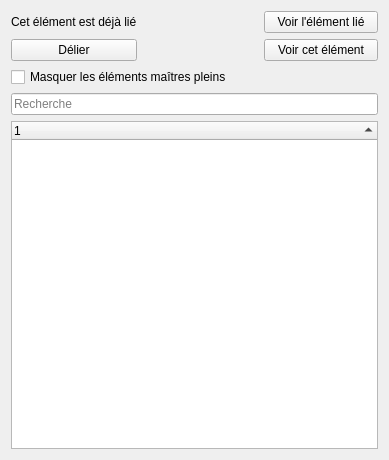
Before: the Qt Designer form sources/ui/linksingleelementwidget.ui in qelectrotech/qelectrotech-source-mirror, drawn with Qt 5.
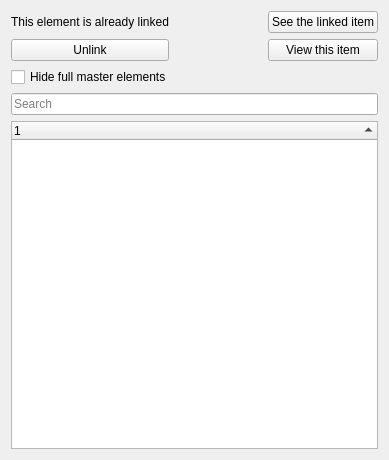
After: the same form once the commit is applied.

What changed in the file:
```diff
--- a/sources/ui/linksingleelementwidget.ui
+++ b/sources/ui/linksingleelementwidget.ui
@@ -17,7 +17,7 @@
    <item row="1" column="2">
     <widget class="QPushButton" name="m_show_this_pb">
      <property name="text">
-      <string>Voir cet élément</string>
+      <string>View this item</string>
      </property>
     </widget>
    </item>
@@ -39,35 +39,35 @@
    <item row="1" column="0">
     <widget class="QPushButton" name="m_unlink_pb">
      <property name="text">
-      <string>Délier</string>
+      <string>Unlink</string>
      </property>
     </widget>
    </item>
    <item row="0" column="2">
     <widget class="QPushButton" name="m_show_linked_pb">
      <property name="text">
-      <string>Voir l'élément lié</string>
+      <string>See the linked item</string>
      </property>
     </widget>
    </item>
    <item row="0" column="0">
     <widget class="QLabel" name="m_label">
      <property name="text">
-      <string>Cet élément est déjà lié</string>
+      <string>This element is already linked</string>
      </property>
     </widget>
    </item>
    <item row="3" column="0" colspan="3">
     <widget class="QLineEdit" name="m_search_field">
      <property name="placeholderText">
-      <string>Recherche</string>
+      <string>Search</string>
      </property>
     </widget>
    </item>
    <item row="2" column="0" colspan="3">
     <widget class="QCheckBox" name="m_hide_full_masters_cb">
      <property name="text">
-      <string>Masquer les éléments maîtres pleins</string>
+      <string>Hide full master elements</string>
      </property>
     </widget>
    </item>
```
